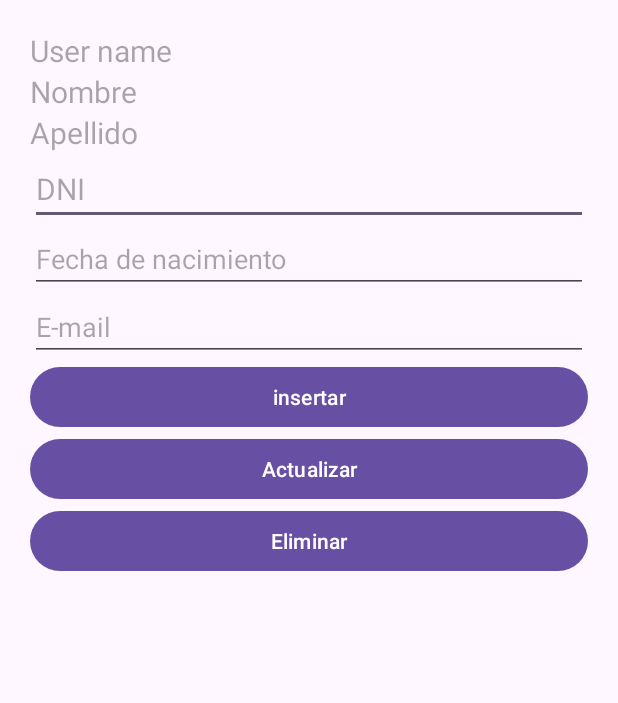
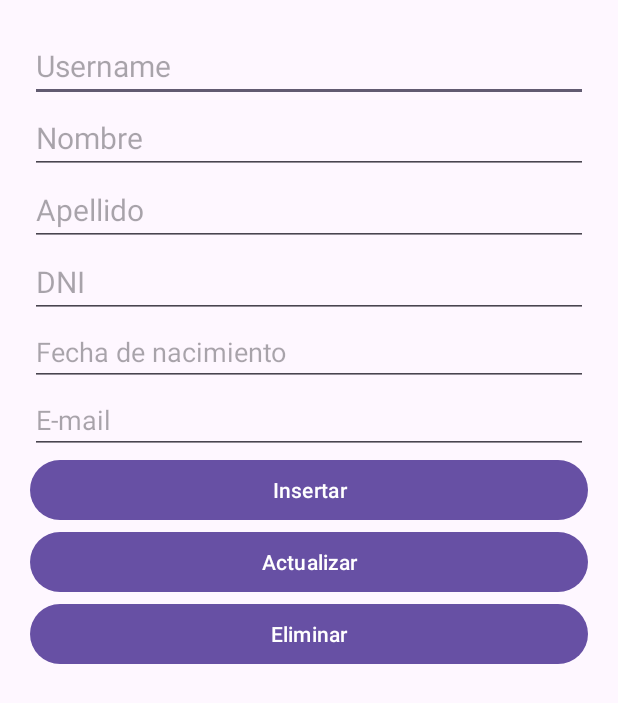
Before and after one commit to PaylemanC/CRUD, an Android app: the screen it shows after launch (socio before the commit, SocioActivity after it), after a tap on "Ir a socios", on a phone screen of 412 x 824 dp. Shown: the top 703 px of the screen. Run offline under Robolectric (Android 15) with nearby library versions, the phone set to English and light mode, and no system bars; 3 other taps on this screen came first.

Commit message:
Prepara entorno CRUD socios

```diff
--- a/app/src/main/AndroidManifest.xml
+++ b/app/src/main/AndroidManifest.xml
@@ -13,7 +13,7 @@
         android:theme="@style/Theme.CRUD"
         tools:targetApi="31" >
         <activity
-            android:name=".socio"
+            android:name=".SocioActivity"
             android:exported="false" />
         <activity
             android:name=".MainActivity"
--- a/app/src/main/java/com/example/crud/MainActivity.java
+++ b/app/src/main/java/com/example/crud/MainActivity.java
@@ -1,8 +1,6 @@
 package com.example.crud;
 
-import android.content.ContentValues;
 import android.content.Intent;
-import android.database.sqlite.SQLiteDatabase;
 import android.os.Bundle;
 import android.view.View;
 import android.widget.Button;
@@ -22,7 +20,7 @@ public class MainActivity extends AppCompatActivity {
 
 
     public void btnMainSocio(View view){
-        Intent intent=new Intent(MainActivity.this,socio.class);
+        Intent intent=new Intent(MainActivity.this, SocioActivity.class);
         startActivity(intent);
     }
 
--- /dev/null
+++ b/app/src/main/java/com/example/crud/SocioActivity.java
@@ -0,0 +1,42 @@
+package com.example.crud;
+
+import androidx.appcompat.app.AppCompatActivity;
+import android.widget.Button;
+import android.widget.EditText;
+import android.os.Bundle;
+
+public class SocioActivity extends AppCompatActivity {
+
+    private CRUDSocio crudSocio;
+
+    private EditText textUserName;
+    private EditText textNombre;
+    private EditText textApellido;
+    private EditText textDNI;
+    private EditText textFechaNac;
+    private EditText textEmail;
+
+    private Button btnInsertar;
+    private Button btnActualizar;
+    private Button btnEliminar;
+
+
+    @Override
+    protected void onCreate(Bundle savedInstanceState) {
+        super.onCreate(savedInstanceState);
+        setContentView(R.layout.activity_socio);
+
+        textUserName = findViewById(R.id.textUserName);
+        textNombre = findViewById(R.id.textNombre);
+        textApellido = findViewById(R.id.textApellido);
+        textDNI = findViewById(R.id.textDNI);
+        textFechaNac = findViewById(R.id.textFechaNac);
+        textEmail = findViewById(R.id.textEmail);
+
+        btnInsertar = findViewById(R.id.btnInsertar);
+        btnActualizar = findViewById(R.id.btnActualizar);
+        btnEliminar = findViewById(R.id.btnEliminar);
+
+        crudSocio = new CRUDSocio(this);
+    }
+}
--- a/app/src/main/java/com/example/crud/socio.java
+++ /dev/null
@@ -1,14 +0,0 @@
-package com.example.crud;
-
-import androidx.appcompat.app.AppCompatActivity;
-
-import android.os.Bundle;
-
-public class socio extends AppCompatActivity {
-
-    @Override
-    protected void onCreate(Bundle savedInstanceState) {
-        super.onCreate(savedInstanceState);
-        setContentView(R.layout.activity_socio);
-    }
-}
--- a/app/src/main/res/layout/activity_socio.xml
+++ b/app/src/main/res/layout/activity_socio.xml
@@ -3,64 +3,60 @@
     android:layout_width="match_parent"
     android:layout_height="match_parent"
     android:orientation="vertical"
-    android:padding="20dp"
-    >
+    android:padding="20dp">
 
 
-    <TextView
+    <EditText
         android:id="@+id/textUserName"
         android:layout_width="match_parent"
         android:layout_height="wrap_content"
-        android:hint="User name"
-        android:textSize="20dp"
+        android:hint="Username"
+        android:textSize="20dp" />
 
-        />
-
-    <TextView
+    <EditText
         android:id="@+id/textNombre"
         android:layout_width="match_parent"
         android:layout_height="wrap_content"
         android:hint="Nombre"
-        android:textSize="20dp"/>
+        android:textSize="20dp" />
 
-    <TextView
+    <EditText
         android:id="@+id/textApellido"
         android:layout_width="match_parent"
         android:layout_height="wrap_content"
         android:hint="Apellido"
-        android:textSize="20dp"/>
+        android:textSize="20dp" />
 
     <EditText
         android:id="@+id/textDNI"
         android:layout_width="match_parent"
         android:layout_height="wrap_content"
         android:ems="10"
+        android:hint="DNI"
         android:inputType="number"
-        android:hint="DNI"
-        android:textSize="20dp"/>
+        android:textSize="20dp" />
 
     <EditText
         android:id="@+id/textFechaNac"
         android:layout_width="match_parent"
         android:layout_height="wrap_content"
         android:ems="10"
-        android:inputType="date"
-        android:hint="Fecha de nacimiento"/>
+        android:hint="Fecha de nacimiento"
+        android:inputType="date" />
 
     <EditText
         android:id="@+id/textEmail"
         android:layout_width="match_parent"
         android:layout_height="wrap_content"
         android:ems="10"
-        android:inputType="textEmailAddress"
         android:hint="E-mail"
-        />
+        android:inputType="textEmailAddress" />
 
     <Button
         android:id="@+id/btnInsertar"
         android:layout_width="match_parent"
         android:layout_height="wrap_content"
-        android:text="insertar" />
+        android:text="Insertar" />
 
     <Button
         android:id="@+id/btnActualizar"
```
Also changed, not shown: app/src/main/java/com/example/crud/CRUDSocio.java (added, +88 -0 lines).
